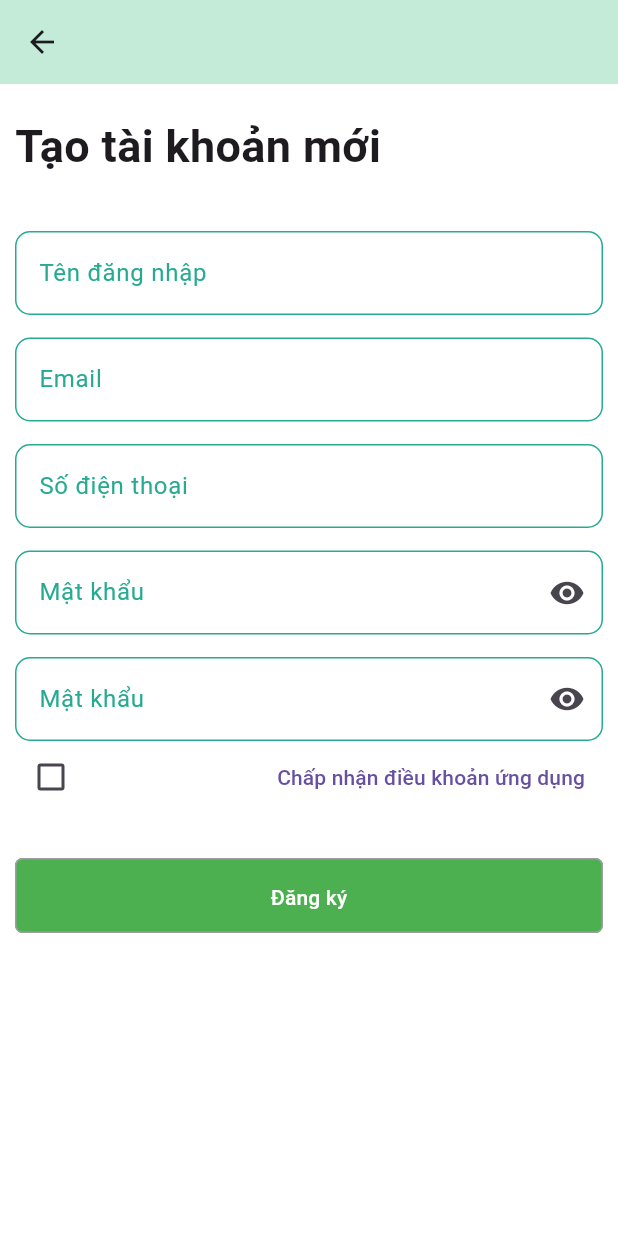
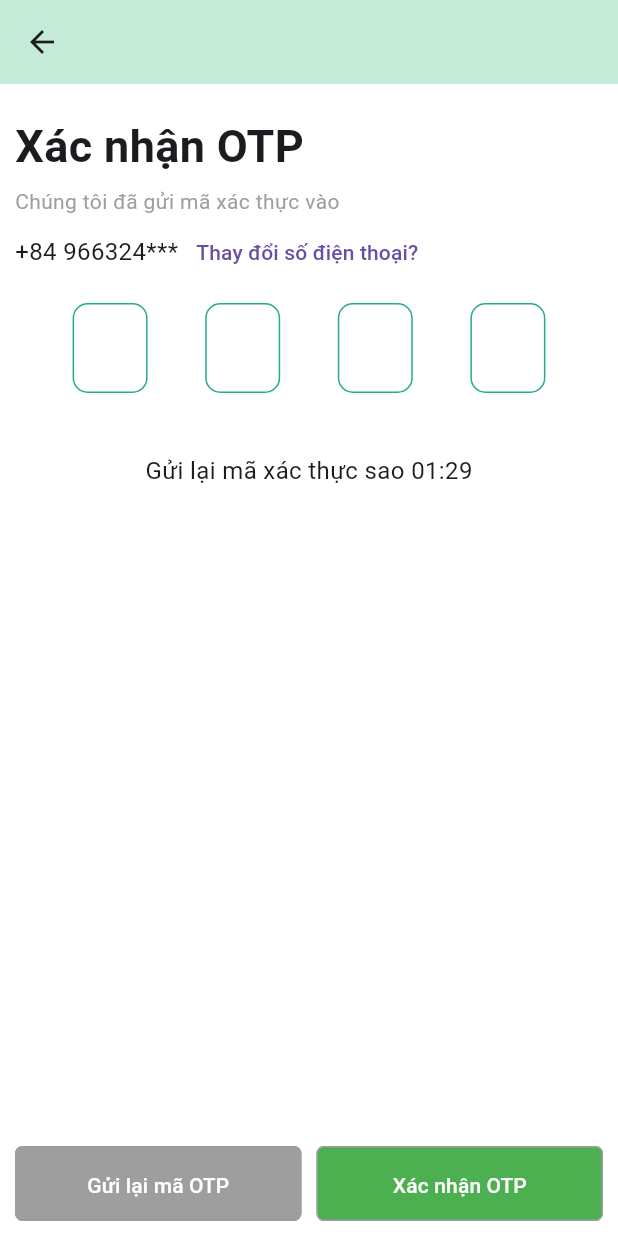
Before and after one commit to BeanFast/BeanFast_Customer, a Flutter app: the RegisterView screen opened directly, after a tap on "Đăng ký", on a phone screen of 412 x 824 dp. Run offline on Flutter 3.47's test engine with Material 3 defaults, Android fonts, the phone set to English and light mode, and no system bars; our stand-ins replace dio, get, get_storage, logger; accounts and stored records are empty.

```diff
--- /dev/null
+++ b/lib/views/screens/otp_confirmation.dart
@@ -0,0 +1,290 @@
+import 'dart:async';
+
+import 'package:beanfast_customer/views/screens/login_screen.dart';
+import 'package:flutter/cupertino.dart';
+import 'package:flutter/material.dart';
+import 'package:flutter/services.dart';
+import 'package:get/get.dart';
+
+class OtpConfirmationView extends StatelessWidget {
+  final OTPController otpController = Get.find();
+  OtpConfirmationView({super.key});
+
+  @override
+  Widget build(BuildContext context) {
+    return Scaffold(
+      appBar: AppBar(),
+      body: Padding(
+        padding: const EdgeInsets.all(10.0),
+        child: Column(
+          children: [
+            const SizedBox(height: 10),
+            const Align(
+              alignment: Alignment.centerLeft,
+              child: Text(
+                'Xác nhận OTP',
+                style: TextStyle(
+                  fontSize: 30,
+                  fontWeight: FontWeight.bold,
+                ),
+              ),
+            ),
+            const SizedBox(height: 5),
+            const Align(
+              alignment: Alignment.centerLeft,
+              child: Text(
+                'Chúng tôi đã gửi mã xác thực vào',
+                style: TextStyle(fontSize: 14, color: Colors.grey),
+              ),
+            ),
+            Row(
+              children: [
+                Text(
+                  '+84 966324***',
+                  style: TextStyle(
+                    fontSize: 16,
+                  ),
+                ),
+                TextButton(
+                  onPressed: () {},
+                  child: const Text('Thay đổi số điện thoại?'),
+                ),
+              ],
+            ),
+            const SizedBox(height: 10),
+            Row(
+              mainAxisAlignment: MainAxisAlignment.spaceEvenly,
+              children: <Widget>[
+                SizedBox(
+                  height: 80,
+                  width: 50,
+                  child: TextFormField(
+                    textAlign: TextAlign.center,
+                    style: Theme.of(context).textTheme.titleLarge,
+                    keyboardType: TextInputType.number,
+                    inputFormatters: [
+                      LengthLimitingTextInputFormatter(1),
+                      FilteringTextInputFormatter.digitsOnly
+                    ],
+                    onChanged: (value) => {
+                      if (value.isNotEmpty)
+                        {
+                          FocusScope.of(context).nextFocus(),
+                        }
+                    },
+                    onSaved: (pin1) {},
+                  ),
+                ),
+                SizedBox(
+                  height: 80,
+                  width: 50,
+                  child: TextFormField(
+                    textAlign: TextAlign.center,
+                    style: Theme.of(context).textTheme.titleLarge,
+                    keyboardType: TextInputType.number,
+                    inputFormatters: [
+                      LengthLimitingTextInputFormatter(1),
+                      FilteringTextInputFormatter.digitsOnly
+                    ],
+                    onChanged: (value) => {
+                      if (value.isNotEmpty)
+                        {
+                          FocusScope.of(context).nextFocus(),
+                        }
+                    },
+                    onSaved: (pin2) {},
+                  ),
+                ),
+                SizedBox(
+                  height: 80,
+                  width: 50,
+                  child: TextFormField(
+                    textAlign: TextAlign.center,
+                    style: Theme.of(context).textTheme.titleLarge,
+                    keyboardType: TextInputType.number,
+                    inputFormatters: [
+                      LengthLimitingTextInputFormatter(1),
+                      FilteringTextInputFormatter.digitsOnly
+                    ],
+                    onChanged: (value) => {
+                      if (value.isNotEmpty)
+                        {
+                          FocusScope.of(context).nextFocus(),
+                        }
+                    },
+                    onSaved: (pin3) {},
+                  ),
+                ),
+                SizedBox(
+                  height: 80,
+                  width: 50,
+                  child: TextFormField(
+                    textAlign: TextAlign.center,
+                    style: Theme.of(context).textTheme.titleLarge,
+                    keyboardType: TextInputType.number,
+                    inputFormatters: [
+                      LengthLimitingTextInputFormatter(1),
+                      FilteringTextInputFormatter.digitsOnly
+                    ],
+                    onChanged: (value) => {
+                      if (value.isNotEmpty)
+                        {
+                          FocusScope.of(context).nextFocus(),
+                        }
+                    },
+                    onSaved: (pin4) {},
+                  ),
+                ),
+              ],
+            ),
+            const SizedBox(height: 20),
+            Row(
+              mainAxisAlignment: MainAxisAlignment.center,
+              children: [
+                Text(
+                  'Gửi lại mã xác thực sao ',
+                  style: TextStyle(
+                    fontSize: 16,
+                  ),
+                ),
+                Obx(() {
+                  final minutes = otpController.counter.value ~/ 60;
+                  final seconds = otpController.counter.value % 60;
+                  return Text(
+                    '${minutes.toString().padLeft(2, '0')}:${seconds.toString().padLeft(2, '0')}',
+                    style: TextStyle(fontSize: 16),
+                  );
+                }),
+              ],
+            ),
+            const Spacer(),
+            Row(
+              children: [
+                Obx(
+                  () => Container(
+                    height: 50,
+                    width: MediaQuery.of(context).size.width / 2 - 15,
+                    decoration: BoxDecoration(
+                      borderRadius: BorderRadius.circular(5.0),
+                    ),
+                    child: TextButton(
+                      style: ButtonStyle(
+                        foregroundColor: MaterialStateProperty.all<Color>(
+                            Colors.white), // Text color
+                        backgroundColor: MaterialStateProperty.all<Color>(
+                            otpController.counter.value == 0
+                                ? Colors.green
+                                : Colors.grey), // Background color
+                        padding: MaterialStateProperty.all<EdgeInsets>(
+                            const EdgeInsets.all(16.0)),
+                        shape:
+                            MaterialStateProperty.all<RoundedRectangleBorder>(
+                          RoundedRectangleBorder(
+                            borderRadius: BorderRadius.circular(5.0),
+                            side: const BorderSide(color: Colors.grey),
+                          ),
+                        ),
+                      ),
+                      onPressed: otpController.counter.value == 0
+                          ? () {
+                              Get.snackbar(
+                                'BeanFast', // title
+                                'Đã gửi lại OTP', // message
+                                icon: Icon(Icons.notifications),
+                                shouldIconPulse: true,
+                                onTap: (val) {
+                                  // handle the tap
+                                },
+                                barBlur: 20,
+                                isDismissible: true,
+                                duration: Duration(seconds: 3),
+                              );
+                              otpController.startTimer();
+                            }
+                          : () {
+                              final minutes = otpController.counter.value ~/ 60;
+                              final seconds = otpController.counter.value % 60;
+                              Get.snackbar(
+                                'BeanFast', // title
+                                'Vui lòng đợi trong ${minutes.toString().padLeft(2, '0')}:${seconds.toString().padLeft(2, '0')} để nhận được mã mới', // message
+                                icon: Icon(Icons.notifications),
+                                shouldIconPulse: true,
+                                onTap: (val) {
+                                  // handle the tap
+                                },
+                                barBlur: 20,
+                                isDismissible: true,
+                                duration: Duration(seconds: 3),
+                              );
+                            },
+                      child: const Text('Gửi lại mã OTP'),
+                    ),
+                  ),
+                ),
+                const SizedBox(width: 10),
+                Container(
+                  height: 50,
+                  width: MediaQuery.of(context).size.width / 2 - 15,
+                  decoration: BoxDecoration(
+                    borderRadius: BorderRadius.circular(5.0),
+                  ),
+                  child: TextButton(
+                    style: ButtonStyle(
+                      foregroundColor: MaterialStateProperty.all<Color>(
+                          Colors.white), // Text color
+                      backgroundColor: MaterialStateProperty.all<Color>(
+                          Colors.green), // Background color
+                      padding: MaterialStateProperty.all<EdgeInsets>(
+                          const EdgeInsets.all(16.0)),
+                      shape: MaterialStateProperty.all<RoundedRectangleBorder>(
+                        RoundedRectangleBorder(
+                          borderRadius: BorderRadius.circular(5.0),
+                          side: const BorderSide(color: Colors.grey),
+                        ),
+                      ),
+                    ),
+                    onPressed: () {
+                      Get.off(LoginView());
+                    },
+                    child: const Text('Xác nhận OTP'),
+                  ),
+                ),
+              ],
+            ),
+          ],
+        ),
+      ),
+    );
+  }
+}
+
+class OTPController extends GetxController {
+  var counter = (1 * 60 + 30).obs; // 1 minute 30 seconds
+  Timer? _timer;
+
+  void startTimer() {
+    counter.value = 1 * 60 + 30;
+    if (_timer != null) {
+      _timer?.cancel();
+    }
+    _timer = Timer.periodic(Duration(seconds: 1), (timer) {
+      if (counter.value > 0) {
+        counter.value--;
+      } else {
+        _timer?.cancel();
+      }
+    });
+  }
+
+  @override
+  void onInit() {
+    super.onInit();
+    startTimer();
+  }
+
+  @override
+  void onClose() {
+    _timer?.cancel();
+    super.onClose();
+  }
+}
--- a/lib/views/screens/register_screen.dart
+++ b/lib/views/screens/register_screen.dart
@@ -1,12 +1,10 @@
-import 'package:beanfast_customer/views/screens/login_screen.dart';
+import 'package:beanfast_customer/views/screens/otp_confirmation.dart';
 import 'package:flutter/material.dart';
-import 'package:flutter/widgets.dart';
 import 'package:get/get.dart';
 
-import '/controllers/auth_controller.dart';
-
 class RegisterView extends StatelessWidget {
-  final RxBool _isChecked = false.obs;
+  final RegisterController registerController = Get.put(RegisterController());
+  final _formKey = GlobalKey<FormState>();
   RegisterView({super.key});
 
   @override
@@ -17,6 +15,7 @@ class RegisterView extends StatelessWidget {
           padding: const EdgeInsets.all(10.0),
           child: SingleChildScrollView(
             child: Form(
+              key: _formKey,
               child: Column(
                 children: <Widget>[
                   const SizedBox(height: 10),
@@ -31,7 +30,10 @@ class RegisterView extends StatelessWidget {
                     ),
                   ),
                   const SizedBox(height: 35),
-                  TextFormField(
+                  SizedBox(
+                    width: double.infinity, // Set the width
+                    height: 85,
+                    child: TextFormField(
                       decoration: const InputDecoration(
                         labelText: 'Tên đăng nhập',
                         border: OutlineInputBorder(),
@@ -46,54 +48,67 @@ class RegisterView extends StatelessWidget {
                         return null;
                       },
                     ),
+                  ),
                   const SizedBox(height: 15),
-                  TextFormField(
+                  SizedBox(
+                    width: double.infinity, // Set the width
+                    height: 85,
+                    child: TextFormField(
                       decoration: const InputDecoration(
                         labelText: 'Email',
                         border: OutlineInputBorder(),
                       ),
                       validator: (value) {
-                      if (value == null || value.isEmpty) {
-                        return 'Vui lòng nhập tên đăng nhập';
+                        RegExp regex = RegExp(
+                            r'^(([^<>()[\]\\.,;:\s@\"]+(\.[^<>()[\]\\.,;:\s@\"]+)*)|(\".+\"))@((\[[0-9]{1,3}\.[0-9]{1,3}\.[0-9]{1,3}\.[0-9]{1,3}\])|(([a-zA-Z\-0-9]+\.)+[a-zA-Z]{2,}))$');
+                        if (!regex.hasMatch(value!)) {
+                          return 'Email không hợp lệ';
+                        } else {
+                          return null;
                         }
-                      if (value.length < 3) {
-                        return 'Tên đăng nhập phải có ít nhất 3 ký tự';
-                      }
-                      return null;
                       },
                     ),
+                  ),
                   const SizedBox(height: 15),
-                  TextFormField(
+                  SizedBox(
+                    width: double.infinity, // Set the width
+                    height: 85,
+                    child: TextFormField(
                       decoration: const InputDecoration(
                         labelText: 'Số điện thoại',
                         border: OutlineInputBorder(),
                       ),
                       validator: (value) {
                         if (value == null || value.isEmpty) {
-                        return 'Vui lòng nhập tên đăng nhập';
+                          return 'Vui lòng nhập số điện thoại';
                         }
                         if (value.length < 3) {
-                        return 'Tên đăng nhập phải có ít nhất 3 ký tự';
+                          return 'Số điện thoại không hợp lệ';
                         }
                         return null;
                       },
                     ),
+                  ),
                   const SizedBox(height: 15),
-                  TextFormField(
+                  Obx(
+                    () => SizedBox(
+                      width: double.infinity, // Set the width
+                      height: 85,
+                      child: TextFormField(
+                        obscureText: registerController.isPasswordVisible.value,
+
                         // controller: _authController.passwordController,
                         decoration: InputDecoration(
                           labelText: 'Mật khẩu',
                           border: const OutlineInputBorder(),
                           suffixIcon: IconButton(
-                        icon: const Icon(
-                          // _isPasswordHidden.value
-                          //     ? Icons.visibility
-                          //     :
-                          Icons.visibility,
+                            icon: Icon(
+                              registerController.isPasswordVisible.value
+                                  ? Icons.visibility
+                                  : Icons.visibility_off,
                             ),
-                        onPressed: () {
-                          // _isPasswordHidden.value = !_isPasswordHidden.value;
-                        },
+                            onPressed:
+                                registerController.togglePasswordVisibility,
                           ),
                         ),
                         // obscureText: _isPasswordHidden.value,
@@ -107,22 +122,29 @@ class RegisterView extends StatelessWidget {
                           return null;
                         },
                       ),
+                    ),
+                  ),
                   const SizedBox(height: 15),
-                  TextFormField(
+                  Obx(
+                    () => SizedBox(
+                      width: double.infinity, // Set the width
+                      height: 85,
+                      child: TextFormField(
+                        obscureText:
+                            registerController.isRePasswordVisible.value,
+
                         // controller: _authController.passwordController,
                         decoration: InputDecoration(
-                      labelText: 'Mật khẩu',
+                          labelText: 'Xác nhận mật khẩu',
                           border: const OutlineInputBorder(),
                           suffixIcon: IconButton(
-                        icon: const Icon(
-                          // _isPasswordHidden.value
-                          //     ? Icons.visibility
-                          //     :
-                          Icons.visibility,
+                           icon: Icon(
+                              registerController.isRePasswordVisible.value
+                                  ? Icons.visibility
+                                  : Icons.visibility_off,
                             ),
-                        onPressed: () {
-                          // _isPasswordHidden.value = !_isPasswordHidden.value;
-                        },
+                            onPressed:
+                                registerController.toggleRePasswordVisibility,
                           ),
                         ),
                         // obscureText: _isPasswordHidden.value,
@@ -136,20 +158,28 @@ class RegisterView extends StatelessWidget {
                           return null;
                         },
                       ),
+                    ),
+                  ),
                   Row(
                     children: [
-                      Checkbox(
-                        value: _isChecked.value,
+                      Obx(
+                        () => SizedBox(
+                          height: 24,
+                          width: 24,
+                          child: Checkbox(
+                            value: registerController.isChecked.value,
                             onChanged: (value) {
-                          _isChecked.value = value!;
+                              registerController.toggleIschecked();
                             },
+                          ),
+                        ),
                       ),
                       const Spacer(),
                       TextButton(
                         onPressed: () {
                           // Your onPressed code for "Show điều khoản" here
                         },
-                        child: const Text('Chấp nhận điều khoản ứng dụng'),
+                        child: const Text('Chấp nhận với điều khoản'),
                       ),
                     ],
                   ),
@@ -176,7 +206,17 @@ class RegisterView extends StatelessWidget {
                           ),
                         ),
                       ),
-                      onPressed: () {},
+                      onPressed: () {
+                        if (_formKey.currentState!.validate()) {
+                          // If the form is valid, do something
+                        }
+                        Get.to(
+                          () => OtpConfirmationView(),
+                          binding: BindingsBuilder(() {
+                            Get.put(OTPController());
+                          }),
+                        );
+                      },
                       child: const Text('Đăng ký'),
                     ),
                   ),
@@ -187,3 +227,21 @@ class RegisterView extends StatelessWidget {
     );
   }
 }
+
+class RegisterController extends GetxController {
+  var isPasswordVisible = true.obs;
+  var isRePasswordVisible = true.obs;
+  var isChecked = false.obs;
+
+  void togglePasswordVisibility() {
+    isPasswordVisible.value = !isPasswordVisible.value;
+  }
+
+  void toggleRePasswordVisibility() {
+    isRePasswordVisible.value = !isRePasswordVisible.value;
+  }
+
+  void toggleIschecked() {
+    isChecked.value = !isChecked.value;
+  }
+}
--- a/lib/views/screens/welcome_screen.dart
+++ b/lib/views/screens/welcome_screen.dart
@@ -24,7 +24,7 @@ class WelcomeView extends StatelessWidget {
                       fontWeight: FontWeight.bold,
                     ),
                   ),
-                  const Spacer(),
+                  Spacer(),
                   Container(
                     color: Colors.black,
                     width: 250,
@@ -40,7 +40,7 @@ class WelcomeView extends StatelessWidget {
                     style: TextStyle(fontSize: 20),
                     textAlign: TextAlign.center,
                   ),
-                  const Spacer(),
+                  Spacer(),
                   Container(
                     height: 50,
                     width: double.infinity,
```
Also changed, not shown: lib/views/screens/login_screen.dart (+59 -31 lines). Lines whose indentation alone changed are shown as unchanged.
